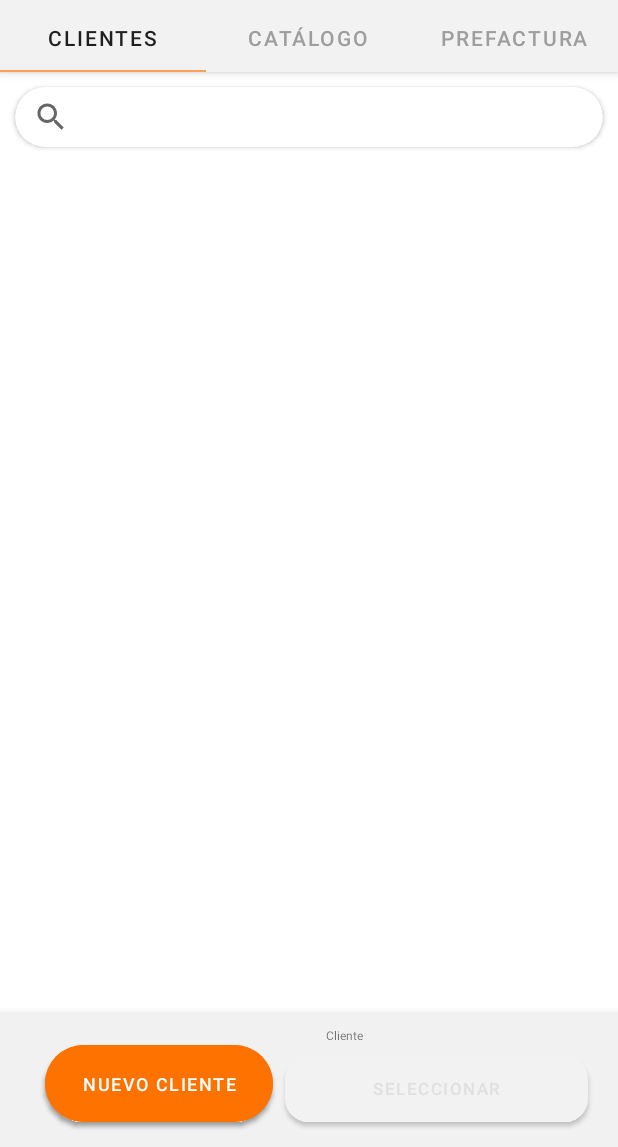
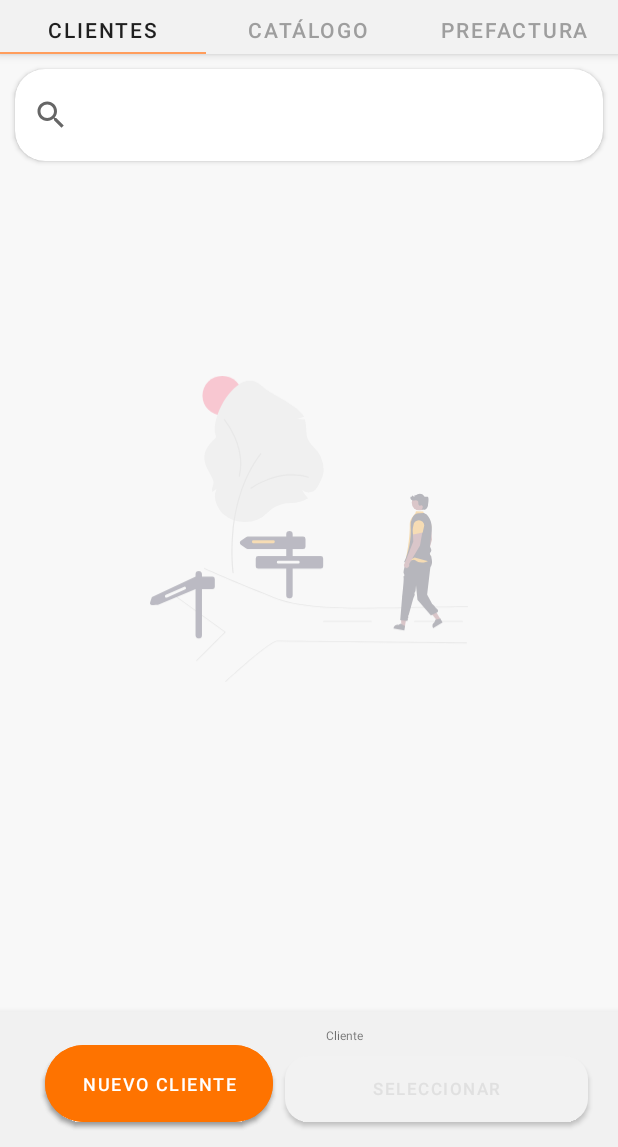
Before and after one commit to juanse07/javaproject2, an Android app: the screen it shows after launch once a user with an empty profile is signed in (fragments3), after a tap on an icon or button, on a phone screen of 412 x 824 dp, the part 89-1236 px from its top. Run offline under Robolectric (Android 15) with nearby library versions, the phone set to English and light mode, and no system bars; our stand-ins replace Firebase (no records; nobody signed in at launch, a user with empty details on screens opened directly), Room's generated code; libraries missing offline, so code that uses them is left out: com.facebook, com.facebook.appevents, com.facebook.login; 6 statements that could not run were skipped; 3 other taps on this screen came first.

Commit message:
1839 22 02 2022

```diff
--- a/app/src/main/java/com/example/calculadorainventario/carrito_fragment.java
+++ b/app/src/main/java/com/example/calculadorainventario/carrito_fragment.java
@@ -100,6 +100,7 @@ public class carrito_fragment extends Fragment implements ClickInterface1  {
         Recyclerliente2=(RecyclerView) ClientesView2.findViewById(R.id.Recyclerliente2);
         edtbuscarcliente= ClientesView2.findViewById(R.id.edtbuscarcliente);
         swipecliente=ClientesView2.findViewById(R.id.swipecliente);
+        Recyclerliente2.bringToFront();
 
         //Recyclercliente.setHasFixedSize(true);
         Recyclerliente2.setLayoutManager(new LinearLayoutManager(Recyclerliente2.getContext()));
--- a/app/src/main/java/com/example/calculadorainventario/catalogo.java
+++ b/app/src/main/java/com/example/calculadorainventario/catalogo.java
@@ -116,6 +116,7 @@ public class catalogo extends Fragment implements ClickInterface1 {
         // btproduct=CatalogoView.findViewById(R.id.btproduct);
         Recyclercatalogo = (RecyclerView) CatalogoView.findViewById(R.id.Recyclercatalogo);
         ViewPager2 vp=(ViewPager2) getActivity().findViewById(R.id.viepag);
+        Recyclercatalogo.bringToFront();
         //Recyclercliente.setHasFixedSize(true);
 
 
--- a/app/src/main/java/com/example/calculadorainventario/fragments3.java
+++ b/app/src/main/java/com/example/calculadorainventario/fragments3.java
@@ -72,9 +72,10 @@ public class fragments3 extends AppCompatActivity implements ClickInterface1 {
     TextView textovigilancia;
     CardView card_vigilancia;
 
+
     private ClickInterface1 listener ;
     int Estado1;
-    String dias1;
+    String dias1,fechafinal;
     int diasq;
 
 
@@ -112,10 +113,17 @@ public class fragments3 extends AppCompatActivity implements ClickInterface1 {
         cardprod=findViewById(R.id.cardprod);
         textView38=findViewById(R.id.textView38);
         textview30=findViewById(R.id.textView30);
-        Calendar calendar = Calendar.getInstance();
-        SimpleDateFormat fecc = new SimpleDateFormat("dd/MMM/yyyy");
 
-        final String fechacComplString = fecc.format(calendar.getTime());
+
+
+
+
+
+
+//        Calendar calendar = Calendar.getInstance();
+//        SimpleDateFormat fecc = new SimpleDateFormat("dd/MMM/yyyy");
+//
+//        final String fechacComplString = fecc.format(calendar.getTime());
 
         noteProdViewModel=new ViewModelProvider(this).get(NoteProdViewModel.class);
 
@@ -174,15 +182,7 @@ public class fragments3 extends AppCompatActivity implements ClickInterface1 {
             @Override
             public void onChanged(List<NoteProducto> noteProductos) {
                 ListaProd1=noteProductos;
-//                if(ListaProd1.size()!=0){
-//               badgeDrawable.setVisible(true);
-//               badgeDrawable.setNumber(ListaProd1.size());
-//                badgeDrawable.setBadgeTextColor(ContextCompat.getColor(getApplicationContext(), R.color.mdtp_white));
 //
-//                badgeDrawable.setBackgroundColor(ContextCompat.getColor(getApplicationContext(), R.color.purplecolor));
-//                }else {
-//                    badgeDrawable.setVisible(false);
-//                }
 
             }
         });
@@ -223,6 +223,7 @@ public class fragments3 extends AppCompatActivity implements ClickInterface1 {
                if(textovigilancia.getText().toString().equals("Venta")){
                    textovigilancia.setText("Compra");
                    textovigilancia.setTextColor(getResources().getColor(R.color.purplecolor));
+
                    card_vigilancia.setCardBackgroundColor(getResources().getColor(R.color.purplecolotransparentr));
                }else  if(textovigilancia.getText().toString().equals("Compra")){
                    textovigilancia.setText("Borrador");
@@ -317,8 +318,7 @@ public class fragments3 extends AppCompatActivity implements ClickInterface1 {
                            // noteViewModel.DeleteAll();
 
                             guardarpreferencias3();
-                            Constants.getSP(fragments3.this).setDIAS(dias1);
-                            Constants.getSP(fragments3.this).setRBBORRADOR(textovigilancia.getText().toString());
+
 
 
 
@@ -343,6 +343,16 @@ public class fragments3 extends AppCompatActivity implements ClickInterface1 {
                     btnpdf.setOnClickListener(new View.OnClickListener() {
                         @Override
                         public void onClick(View v) {
+                            Constants.getSP(fragments3.this).setDIAS(dias1);
+                            Constants.getSP(fragments3.this).setRBBORRADOR(textovigilancia.getText().toString());
+                            Calendar calendar = Calendar.getInstance();
+                            SimpleDateFormat fecc = new SimpleDateFormat("dd/MMM/yyyy");
+
+
+                            final String fechacComplString = fecc.format(calendar.getTime());
+                            calendar.add(Calendar.DATE, diasq);
+                            fechafinal= fecc.format(calendar.getTime());
+
                             Intent intent = new Intent(fragments3.this,pdfviewer2.class);
 
                             //  ArrayList<Note> Lista78;
@@ -351,7 +361,7 @@ public class fragments3 extends AppCompatActivity implements ClickInterface1 {
                             //intent.putExtra("Lista6", (Parcelable) allnotes3);
 
                             bundle.putSerializable("Diasdepago2",dias1);
-//                      bundle.putSerializable("Fecha2",gopcion.getText().toString());
+                      bundle.putSerializable("Fecha2",fechafinal);
 //                            bundle.putSerializable("Unidades1",gcantidad.getText().toString());
 //                            bundle.putSerializable("Medida1",gmedida.getText().toString());
 //                            bundle.putSerializable("Total1",txtotalbottom.getText().toString());
--- a/app/src/main/java/com/example/calculadorainventario/ingresodatfr.java
+++ b/app/src/main/java/com/example/calculadorainventario/ingresodatfr.java
@@ -321,6 +321,7 @@ pagomas.setOnClickListener(new View.OnClickListener() {
 
         }
         sharedViewModel.setDias(pagotext.getText().toString());
+        Constants.getSP(ingresoview.getContext()).setDIAS(pagotext.getText().toString());
         sharedViewModel.setDiasfinal(Integer.parseInt(pagotext.getText().toString()));
 
 
@@ -359,6 +360,8 @@ pagomas.setOnClickListener(new View.OnClickListener() {
 
                 }
                 sharedViewModel.setDias(pagotext.getText().toString());
+                Constants.getSP(ingresoview.getContext()).setDIAS(pagotext.getText().toString());
+
                 sharedViewModel.setDiasfinal(Integer.parseInt(pagotext.getText().toString()));
 
 
@@ -440,6 +443,7 @@ pagomas.setOnClickListener(new View.OnClickListener() {
             public void onChanged(String s) {
                 if(s.equals("0")){
                     txtterminos.setText("El cliente se compromete a pagar en un plazo no superior a"+" "+ "contado");
+
 
                 }else {
                     txtterminos.setText("El cliente se compromete a pagar en un plazo no superior a" + " " + s + " " + "días");
--- /dev/null
+++ b/app/src/main/res/drawable/ic_undraw_road_sign_re_3kc3.xml
@@ -0,0 +1,87 @@
+<vector xmlns:android="http://schemas.android.com/apk/res/android"
+    android:width="792.4122dp"
+    android:height="763.6785dp"
+    android:viewportWidth="792.4122"
+    android:viewportHeight="763.6785">
+  <path
+      android:pathData="M180.18,49.432m-49.432,0a49.432,49.432 0,1 1,98.864 0a49.432,49.432 0,1 1,-98.864 0"
+      android:fillColor="#ff6584"/>
+  <path
+      android:pathData="M235.805,364.622a81.057,81.057 0,0 1,-52.681 -19.453c-4.897,-4.192 -10.116,-11.48 -15.509,-21.661a49.536,49.536 0,0 1,-1.571 -42.765,56.842 56.842,0 0,1 -9.387,7.699l-1.716,1.142 -0.099,-2.058c-0.065,-1.338 -0.098,-2.672 -0.098,-3.965 0,-7.616 5.76,-15.344 3.104,-22.383 -11.196,-29.669 -46.709,-59.154 4.759,-105.072 4.761,-4.248 -1.599,-12.74 -1.599,-19.167 0,-62.982 68.432,-157.46 114.243,-114.221 26.74,25.239 82.452,43.168 108.464,78.274l0.344,1.04 -1.015,0.411a61.223,61.223 0,0 1,-16.267 4.327,77.569 77.569,0 0,0 18.138,1.52l0.944,-0.033 0.23,0.917a114.743,114.743 0,0 1,3.406 27.766l-0.004,1.012a50.592,50.592 0,0 0,16.713 37.723,81.244 81.244,0 0,1 26.506,59.951c0,13.352 -9.075,30.879 -16.688,43.231A24.445,24.445 0,0 1,398.076 290.351a23.873,23.873 0,0 1,-19.267 -6.224A78.949,78.949 0,0 0,392.732 303.838l1.039,1.07 -1.29,0.751a80.997,80.997 0,0 1,-40.832 11.027l-0.84,-0.002c-21.782,0 -42.457,8.438 -56.724,23.152A81.673,81.673 0,0 1,235.805 364.622Z"
+      android:fillColor="#e6e6e6"/>
+  <path
+      android:pathData="M207.22,491.6a1.458,1.458 0,0 1,-1.441 -1.252c-0.062,-0.435 -6.128,-44.187 -0.68,-102.335 5.032,-53.701 21.19,-131.05 69.594,-194.575a1.458,1.458 0,1 1,2.319 1.767c-47.986,62.977 -64.014,139.758 -69.011,193.08 -5.417,57.81 0.602,101.221 0.664,101.652a1.459,1.459 0,0 1,-1.445 1.663Z"
+      android:fillColor="#ccc"/>
+  <path
+      android:pathData="M251.418,281.435a1.458,1.458 0,0 1,-0.858 -2.637,200.92 200.92,0 0,1 44.356,-22.58c24.472,-8.959 61.686,-17.082 99.996,-4.889a1.458,1.458 0,1 1,-0.884 2.778c-37.526,-11.942 -74.065,-3.954 -98.11,4.849A197.619,197.619 0,0 0,252.273 281.156,1.452 1.452,0 0,1 251.418,281.435Z"
+      android:fillColor="#ccc"/>
+  <path
+      android:pathData="M183.697,109.259a1.458,1.458 0,0 1,2.568 -1.046,200.921 200.921,0 0,1 25.715,42.615c10.698,23.763 21.48,60.295 12.077,99.384a1.458,1.458 0,1 1,-2.834 -0.682c9.209,-38.288 -1.39,-74.157 -11.902,-97.506a197.62,197.62 0,0 0,-25.286 -41.933A1.452,1.452 0,0 1,183.697 109.259Z"
+      android:fillColor="#ccc"/>
+  <path
+      android:pathData="M539.353,580.178c-100.268,0 -177.23,-5.277 -230.647,-26.438 -130.109,-51.54 -174.218,-72.943 -174.649,-73.153l0.878,-1.797c0.43,0.21 44.495,21.589 174.507,73.091 77.116,30.55 203.999,27.825 379.615,24.053 32.955,-0.707 67.032,-1.439 103.324,-2.022l0.031,2c-36.285,0.583 -70.36,1.314 -103.313,2.022C634.469,579.105 584.541,580.178 539.353,580.178Z"
+      android:fillColor="#cacaca"/>
+  <path
+      android:pathData="M116.202,711.394l-1.414,-1.414c48.58,-48.58 67.301,-67.153 71.267,-71.083L42.91,535.498l1.171,-1.621L189.141,638.659l-0.84,0.83C188.14,639.648 171.558,656.039 116.202,711.394Z"
+      android:fillColor="#cacaca"/>
+  <path
+      android:pathData="M188.28,763.679l-1.364,-1.463C191.397,758.033 296.804,659.88 317.344,659.88h0.065l472.096,4.808 -0.02,2 -472.097,-4.808h-0.058C297.593,661.88 189.372,762.659 188.28,763.679Z"
+      android:fillColor="#cacaca"/>
+  <path
+      android:pathData="M658.243,610.687h121.252v2h-121.252z"
+      android:fillColor="#cacaca"/>
+  <path
+      android:pathData="M431.243,610.687h121.252v2h-121.252z"
+      android:fillColor="#cacaca"/>
+  <path
+      android:pathData="M425.495,449.529h-70L355.495,431.845h26a6,6 0,0 0,6 -6L387.495,406.687a6,6 0,0 0,-6 -6h-26v-6a8,8 0,0 0,-16 0v6h-96.091a6,6 0,0 0,-3.467 1.103l-13.527,9.579a6,6 0,0 0,0 9.793l13.527,9.579a6,6 0,0 0,3.467 1.103h96.091v17.684h-70a6,6 0,0 0,-6 6v19.158a6,6 0,0 0,6 6h70v66a8,8 0,0 0,16 0v-66h70a6,6 0,0 0,6 -6v-19.158A6,6 0,0 0,425.495 449.529Z"
+      android:fillColor="#3f3d56"/>
+  <path
+      android:pathData="M307.495,417.187h-50a3.5,3.5 0,0 1,0 -7h50a3.5,3.5 0,0 1,0 7Z"
+      android:fillColor="#f9a826"/>
+  <path
+      android:pathData="M369.495,468.187h-50a3.5,3.5 0,1 1,0 -7h50a3.5,3.5 0,0 1,0 7Z"
+      android:fillColor="#fff"/>
+  <path
+      android:pathData="M129.495,549.529L129.495,531.845h26a6,6 0,0 0,6 -6L161.495,506.687a6,6 0,0 0,-6 -6h-26L129.495,494.961a8.182,8.182 0,0 0,-7.467 -8.257,8.001 8.001,0 0,0 -8.533,7.983v6l-107.609,50.349a3.552,3.552 0,0 0,-1.874 2.111c-0.848,2.582 -2.628,8.092 -3.839,12.438a4.668,4.668 0,0 0,4.65 5.907c6.935,-0.213 11.498,-0.536 14.665,-0.624a4.64,4.64 0,0 0,1.77 -0.405l92.238,-38.618v48.842l0,65.726a8.182,8.182 0,0 0,7.467 8.257,8.001 8.001,0 0,0 8.533,-7.983v-97.158Z"
+      android:fillColor="#3f3d56"/>
+  <path
+      android:pathData="M87.74,532.154l-45.625,20.453a3.5,3.5 0,0 1,-2.863 -6.388l45.625,-20.453a3.5,3.5 0,0 1,2.863 6.388Z"
+      android:fillColor="#fff"/>
+  <path
+      android:pathData="M699.187,369.224 L678.336,371.339a61.775,61.775 0,0 0,5.418 31.258l-6.257,58.271 0.093,-0.001a6.766,6.766 0,1 0,11.157 -0.813l13.905,-51.994Z"
+      android:fillColor="#a0616a"/>
+  <path
+      android:pathData="M635.054,625.01l-8.859,-1.527l-0.868,-26.742l15.615,-5.905l-5.888,34.174z"
+      android:fillColor="#a0616a"/>
+  <path
+      android:pathData="M633.774,634.306 L606.529,629.612l0.059,-0.345a10.761,10.761 0,0 1,12.431 -8.778l0.001,0 5.627,-2.918 8.635,5.375 2.378,0.41Z"
+      android:fillColor="#2f2e41"/>
+  <path
+      android:pathData="M723.94,606.495l-7.672,4.685l-21.726,-27.365l11.325,-6.915l18.073,29.595z"
+      android:fillColor="#a0616a"/>
+  <path
+      android:pathData="M729.099,614.334l-23.595,14.409 -0.182,-0.298a10.761,10.761 0,0 1,3.575 -14.792l0.001,-0 2.313,-5.902 10.038,-1.641 2.06,-1.258Z"
+      android:fillColor="#2f2e41"/>
+  <path
+      android:pathData="M638.084,462.372l-5.316,20.201s-1.452,8.372 -0.7,9.124a10.093,10.093 0,0 1,1.841 6.223c-0.337,2.049 -3.777,1.214 -2.057,4.263s-3.596,49.449 -3.596,49.449l-4.762,57.055 17,2c2.441,-1.429 2.799,-3.054 1.358,-4.849 0,0 3.487,-4.022 1.565,-5.586s1.551,-2.219 1.74,-6.212l10.973,-39.181 3.631,-8.759 -0.949,-4.569 2.759,-5.246 1.326,-13.76 3.597,36.161 33.598,38.582L716.635,588.997l0.971,-2.114a3.927,3.927 0,0 0,-1.499 -4.976h0l-5.612,-5.22c0.481,-2.151 -7.154,-7.542 -7.154,-7.542l-12.783,-24.062 7.937,-67.397s12,-16 -3.897,-30.478C688.085,441.278 638.084,462.372 638.084,462.372Z"
+      android:fillColor="#2f2e41"/>
+  <path
+      android:pathData="M689.244,435.832c2.818,-4.189 9.586,1.827 7.33,-5.692s-7.963,-8.917 -2.854,-16.113l7.365,-35.87 0,0a33.002,33.002 0,0 0,-8.107 -23.415l-10.602,-12.134 -1.593,-4.304L662.737,337.552l-1.504,5.263c-5.391,6.713 -14.215,15.332 -13.951,28.011 0.508,24.397 -3.297,56.861 -12.668,99.094 0,0 20.958,-16.365 27.548,-9.275s26.442,5.163 31.403,0.222a29.379,29.379 0,0 0,6.767 -12.031S686.426,440.021 689.244,435.832Z"
+      android:fillColor="#f9a826"/>
+  <path
+      android:pathData="M700.639,464.287l-41.144,-11.6 -27,13c12.089,-22.494 19.445,-59.947 17.121,-91.764a36.684,36.684 0,0 1,3.836 -19.595c3.712,-7.144 9.517,-12.192 18.043,-11.641l11,-1 7,4c10.129,10.611 14.113,26.442 12.537,41.028 -1.74,16.098 -3.905,35.653 -4.342,37.4 -0.256,1.026 0.554,2.828 1.411,4.735 1.447,3.218 3.248,7.224 0.746,9.726a7.282,7.282 0,0 0,-2.454 5.337,6.527 6.527,0 0,0 2.434,4.64c3.197,2.762 0.972,14.878 0.876,15.392Z"
+      android:fillColor="#2f2e41"/>
+  <path
+      android:pathData="M679.649,384.616l-20.672,-3.452a61.775,61.775 0,0 0,-3.008 31.581L634.584,467.31l0.09,0.023a6.766,6.766 0,1 0,10.977 2.155l27.11,-46.494Z"
+      android:fillColor="#a0616a"/>
+  <path
+      android:pathData="M655.495,395.687l24,-5 3.92,-17.418a13.535,13.535 0,0 0,-27.069 0C653.927,382.962 654.349,385.771 655.495,395.687Z"
+      android:fillColor="#f9a826"/>
+  <path
+      android:pathData="M671.008,316.499m-18.798,0a18.798,18.798 0,1 1,37.596 0a18.798,18.798 0,1 1,-37.596 0"
+      android:fillColor="#a0616a"/>
+  <path
+      android:pathData="M692.814,302.212c-1.463,-2.618 -7.282,0.731 -9.086,-1.664a19.624,19.624 0,0 0,-5.358 -5.274,11.705 11.705,0 0,0 -11.54,-0.128 23.206,23.206 0,0 1,-4.146 2.356c-1.518,0.485 -3.501,0.118 -4.158,-1.334q0.696,1.903 1.391,3.807a5.415,5.415 0,0 1,-6.975 -2.225q-0.122,1.971 -0.245,3.941a1.571,1.571 0,0 0,-1.726 -1.101,2.83 2.83,0 0,0 -1.925,2.013c-1.187,3.492 1.653,7.568 5.295,8.153 2.252,0.362 4.518,-0.361 6.778,-0.668s4.877,-0.051 6.305,1.729c1.402,1.747 1.131,4.237 1.212,6.476s1.06,4.925 3.28,5.224c1.524,0.205 2.98,-0.858 4.514,-0.767 2.191,0.13 3.595,2.648 3.359,4.829s-1.608,4.049 -2.931,5.8q3.282,0.26 6.564,0.519l-0.848,0.235c5.353,-0.262 9.483,-5.457 10.123,-10.777S695.429,306.89 692.814,302.212Z"
+      android:fillColor="#2f2e41"/>
+</vector>
--- a/app/src/main/res/layout/activity_fragments3.xml
+++ b/app/src/main/res/layout/activity_fragments3.xml
@@ -8,21 +8,45 @@
     android:layout_height="match_parent"
     tools:context=".fragments3">
 
+    <ImageView
+        android:id="@+id/imageView12"
+        android:layout_width="0dp"
+        android:layout_height="0dp"
+        android:layout_marginStart="100dp"
+        android:layout_marginLeft="100dp"
+        android:layout_marginTop="200dp"
+        android:layout_marginEnd="100dp"
+        android:layout_marginRight="100dp"
+        android:layout_marginBottom="200dp"
+        app:layout_constraintBottom_toBottomOf="parent"
+        app:layout_constraintEnd_toEndOf="parent"
+        app:layout_constraintStart_toStartOf="parent"
+        app:layout_constraintTop_toTopOf="parent"
+        app:srcCompat="@drawable/ic_undraw_road_sign_re_3kc3" />
+
     <androidx.coordinatorlayout.widget.CoordinatorLayout
         android:id="@+id/coordinatorLayout2"
-        android:layout_width="match_parent"
+        android:layout_width="0dp"
         android:layout_height="0dp"
         android:layout_weight="1"
+        android:background="#40F2F2F2"
         app:layout_constraintBottom_toTopOf="@+id/navcat"
         app:layout_constraintEnd_toEndOf="parent"
         app:layout_constraintStart_toStartOf="parent"
         app:layout_constraintTop_toTopOf="parent">
 
+        <LinearLayout
+            android:layout_width="match_parent"
+            android:layout_height="match_parent"
+            android:orientation="vertical"
+            android:weightSum="100">
+
             <com.google.android.material.appbar.AppBarLayout
                 android:id="@+id/appbar"
 
                 android:layout_width="match_parent"
-            android:layout_height="wrap_content">
+                android:layout_height="0dp"
+                android:layout_weight="13">
 
                 <com.google.android.material.appbar.MaterialToolbar
                     android:layout_width="match_parent"
@@ -130,26 +154,31 @@
 
             </com.google.android.material.appbar.AppBarLayout>
 
-
             <androidx.viewpager2.widget.ViewPager2
                 android:id="@+id/viepag"
                 android:layout_width="match_parent"
-            android:layout_height="match_parent"
+                android:layout_height="0dp"
+                android:layout_weight="87"
+                android:background="#40F2F2F2"
                 app:layout_behavior="@string/appbar_scrolling_view_behavior"
-            app:layout_constraintBottom_toBottomOf="parent"
+
                 app:layout_constraintTop_toBottomOf="@+id/tablayout">
 
             </androidx.viewpager2.widget.ViewPager2>
+
+        </LinearLayout>
+
 
     </androidx.coordinatorlayout.widget.CoordinatorLayout>
 
     <com.google.android.material.bottomnavigation.BottomNavigationView
         android:id="@+id/navcat"
-        android:layout_width="match_parent"
+        android:layout_width="0dp"
         android:layout_height="90dp"
         android:layout_weight="9"
+
         android:background="#f1f1f1"
-        app:layout_constraintBottom_toBottomOf="parent"
+        app:layout_constraintBottom_toBottomOf="@id/constlay"
         app:layout_constraintEnd_toEndOf="parent"
         app:layout_constraintStart_toStartOf="parent"
         app:layout_constraintTop_toBottomOf="@+id/coordinatorLayout2">
--- a/app/src/main/res/layout/fragment_carrito_fragment.xml
+++ b/app/src/main/res/layout/fragment_carrito_fragment.xml
@@ -1,31 +1,39 @@
 <?xml version="1.0" encoding="utf-8"?>
 <FrameLayout xmlns:android="http://schemas.android.com/apk/res/android"
+    xmlns:app="http://schemas.android.com/apk/res-auto"
     xmlns:tools="http://schemas.android.com/tools"
     android:layout_width="match_parent"
     android:layout_height="match_parent"
-    android:background="#FfFfFf"
-    xmlns:app="http://schemas.android.com/apk/res-auto"
+    android:background="#40F2F2F2"
     tools:context=".carrito_fragment">
 
-    <RelativeLayout
+    <androidx.constraintlayout.widget.ConstraintLayout
         android:layout_width="match_parent"
-        android:layout_height="wrap_content">
+        android:layout_height="match_parent"
+        android:background="#40F2F2F2">
 
         <LinearLayout
             android:layout_width="match_parent"
             android:layout_height="match_parent"
-            android:orientation="vertical">
-
-            <LinearLayout
-                android:layout_width="match_parent"
-                android:layout_height="60dp"
-                android:orientation="vertical">
+            android:orientation="vertical"
+            android:weightSum="100"
+            app:layout_constraintBottom_toBottomOf="parent"
+            app:layout_constraintEnd_toEndOf="parent"
+            app:layout_constraintStart_toStartOf="parent"
+            app:layout_constraintTop_toTopOf="parent">
 
             <androidx.cardview.widget.CardView
+                android:id="@+id/cardView"
                 android:layout_width="match_parent"
-                    android:layout_height="wrap_content"
+                android:layout_height="0dp"
+
                 android:layout_margin="10dp"
-
+                android:layout_marginStart="5dp"
+                android:layout_marginLeft="5dp"
+                android:layout_marginTop="10dp"
+                android:layout_marginEnd="5dp"
+                android:layout_marginRight="5dp"
+                android:layout_weight="10"
                 android:elevation="300dp"
                 android:orientation="vertical"
                 app:cardCornerRadius="20dp">
@@ -36,11 +44,13 @@
                     android:layout_height="match_parent" />
 
             </androidx.cardview.widget.CardView>
-            </LinearLayout>
+
             <androidx.swiperefreshlayout.widget.SwipeRefreshLayout
                 android:id="@+id/swipecliente"
-    android:layout_width="wrap_content"
-    android:layout_height="wrap_content">
+                android:layout_width="match_parent"
+                android:layout_height="0dp"
+                android:layout_marginTop="0dp"
+                android:layout_weight="90">
 
                 <androidx.recyclerview.widget.RecyclerView
                     android:id="@+id/Recyclerliente2"
@@ -57,7 +67,6 @@
 
         </LinearLayout>
 
-
-    </RelativeLayout>
+    </androidx.constraintlayout.widget.ConstraintLayout>
 
 </FrameLayout>
--- a/app/src/main/res/layout/visorfb.xml
+++ b/app/src/main/res/layout/visorfb.xml
@@ -4,15 +4,17 @@
     android:id="@+id/commonvisor"
     android:layout_width="match_parent"
     android:layout_height="wrap_content"
-    android:layout_margin="0.1dp"
+    android:layout_margin="3dp"
     android:elevation="10dp"
     android:orientation="vertical"
-    app:cardCornerRadius="0dp">>
+    app:cardCornerRadius="5dp">>
 
     <LinearLayout
         android:layout_width="match_parent"
         android:layout_height="50dp"
 
+        android:layout_marginStart="2dp"
+        android:layout_marginLeft="2dp"
         android:background="@color/colorBlancox"
         android:orientation="horizontal">
 
```
Also changed, not shown: app/src/main/java/com/example/calculadorainventario/pdfviewer2.java (+64 -26 lines), app/src/main/res/drawable/ic_undraw_personal_info_re_ur1n.xml (added, +147 -0 lines), app/src/main/res/layout/activity_home1.xml (+12 -9 lines), app/src/main/res/layout/fragment_catalogo.xml (+13 -7 lines). Lines whose indentation alone changed are shown as unchanged.
